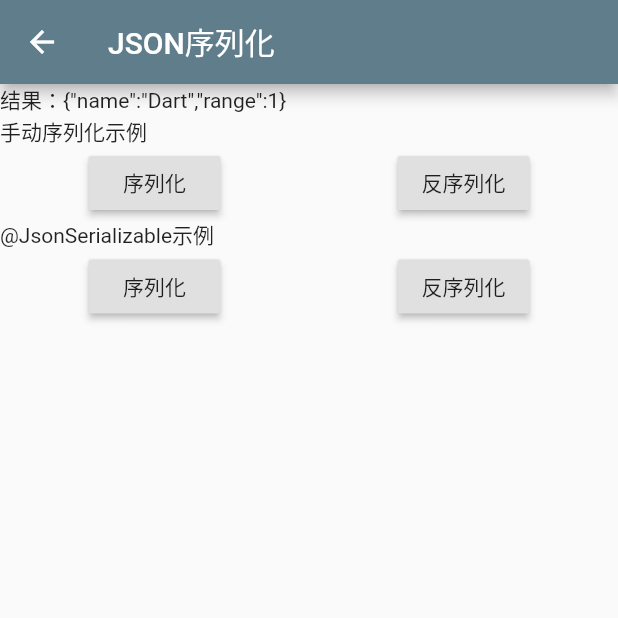
After one commit to zqiangliu/flutter_app, a Flutter app: the JsonPage screen opened by its route, after a tap on "序列化", on a phone screen of 412 x 824 dp, the top half of it. The commit adds this screen. Run offline on Flutter 3.47's test engine with Material 2 defaults, Android fonts, the phone set to English and light mode, and no system bars; missing offline and left inert: mqtt_client; generated files the repository leaves out were written again.

Commit message:
add json serialize demo

```diff
--- /dev/null
+++ b/lib/JsonPage.dart
@@ -0,0 +1,98 @@
+import 'package:flutter/material.dart';
+import 'dart:convert';
+import 'model/user.dart';
+
+class JsonPage extends StatefulWidget{
+  @override
+  State createState() => JsonPageState();
+}
+
+class JsonPageState extends State<JsonPage>{
+  var result;
+
+  @override
+  void initState() {
+
+  }
+
+  _decode(){
+    final String json = '{"name": "flutter", "desc": "great tool!"}';
+    Map<String, dynamic> obj = jsonDecode(json);
+    print(obj);
+    setState(() {
+      result = obj.toString();
+    });
+  }
+
+  _encode(){
+    Map<String, dynamic> obj = Map<String, dynamic>();
+    obj['name'] = 'Dart';
+    obj['range'] = 1;
+    String json = jsonEncode(obj);
+    print(json);
+    setState(() {
+      result = json;
+    });
+  }
+
+  _decodeAuto(){
+    final String tmp = '{"name": "flutter", "email": "824783146@qq.com"}';
+    Map<String, dynamic> json = jsonDecode(tmp);
+    User user = User.fromJson(json);
+    print(user);
+    setState(() {
+      result = user.toString();
+    });
+  }
+
+  _encodeAuto(){
+    User user = User('JsonSerializable', '824783146@qq.com');
+    Map<String, dynamic> json = user.toJson();
+    setState(() {
+      result = jsonEncode(json);
+    });
+  }
+
+  @override
+  Widget build(BuildContext context) {
+    return Scaffold(
+      appBar: AppBar(title: Text('JSON序列化'),),
+      body: Column(
+        crossAxisAlignment: CrossAxisAlignment.start,
+        children: <Widget>[
+          Text('结果：$result'),
+          Text('手动序列化示例'),
+          Row(
+            mainAxisAlignment: MainAxisAlignment.spaceAround,
+            children: <Widget>[
+              RaisedButton(
+                  child: Text('序列化'),
+                  onPressed: _encode
+              ),
+              RaisedButton(
+                  child: Text('反序列化'),
+                  onPressed: _decode
+              ),
+            ],
+          ),
+          Text('@JsonSerializable示例'),
+          Row(
+            mainAxisAlignment: MainAxisAlignment.spaceAround,
+            children: <Widget>[
+              RaisedButton(
+                  child: Text('序列化'),
+                  onPressed: _encodeAuto
+              ),
+              RaisedButton(
+                  child: Text('反序列化'),
+                  onPressed: _decodeAuto
+              ),
+            ],
+          ),
+        ],
+      )
+
+
+    );
+  }
+}
--- a/lib/main.dart
+++ b/lib/main.dart
@@ -6,6 +6,7 @@ import 'MqttPage.dart';
 import 'LayoutPage.dart';
 import 'FilePage.dart';
 import 'TabPage.dart';
+import 'JsonPage.dart';
 
 void main() => runApp(MyApp());
 
@@ -34,7 +35,8 @@ class MyApp extends StatelessWidget {
 					'/mqtt': (context) => MqttPage(),
 					'/layout': (context) => LayoutPage(),
 					'/file': (context) => FilePage(),
-					'/tab': (context) => TabPage()
+					'/tab': (context) => TabPage(),
+					'/json': (context) => JsonPage()
 				}
 		);
 	}
--- /dev/null
+++ b/lib/model/user.dart
@@ -0,0 +1,14 @@
+import 'package:json_annotation/json_annotation.dart';
+part 'user.g.dart';
+
+@JsonSerializable()
+class User{
+  String name;
+  String email;
+
+  User(this.name, this.email);
+
+  factory User.fromJson(Map<String, dynamic> json) => _$UserFromJson(json);
+  Map<String, dynamic> toJson() => _$UserToJson(this);
+
+}
--- a/pubspec.yaml
+++ b/pubspec.yaml
@@ -18,12 +18,15 @@ dependencies:
   # The following adds the Cupertino Icons font to your application.
   # Use with the CupertinoIcons class for iOS style icons.
   cupertino_icons: ^0.1.2
+  json_annotation: ^2.0.0
 
 dev_dependencies:
   flutter_test:
     sdk: flutter
   mqtt_client: ^3.3.6
   path_provider: ^0.4.1
+  build_runner: ^1.0.0
+  json_serializable: ^2.0.0
 
 
 # For information on the generic Dart part of this file, see the
```
Also changed, not shown: lib/HomePage.dart (+16 -27 lines), lib/model/user.g.dart (added).
